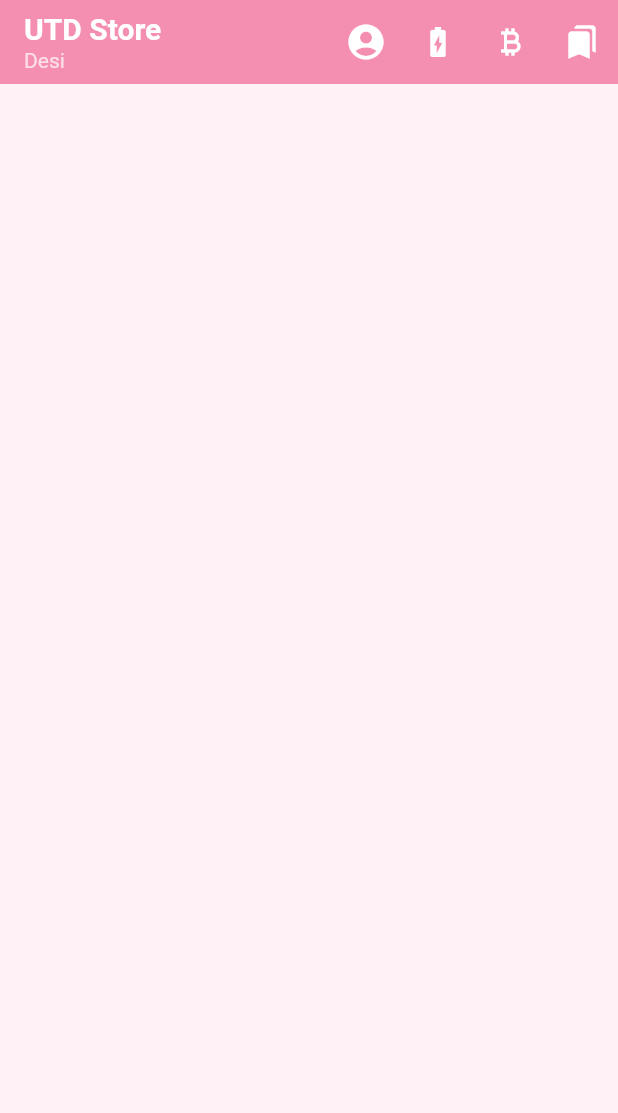
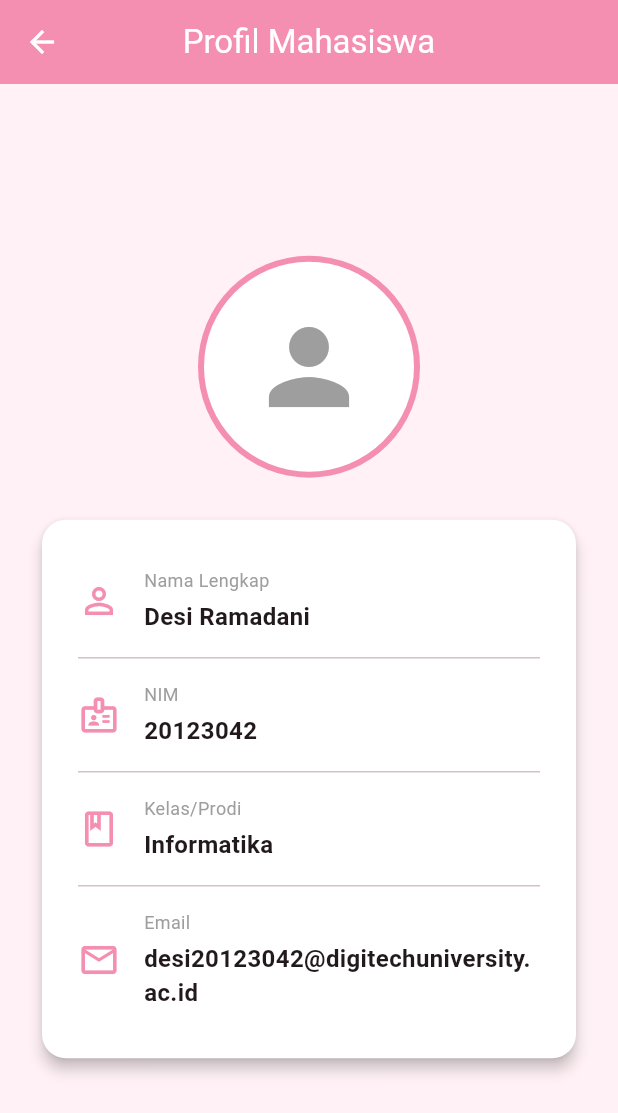
Before and after one commit to desiramadani-2004/utd_store_desi, a Flutter app: the screen it shows after launch, after a tap on the "account circle" icon, on a phone screen of 412 x 824 dp. Shown: the top 1113 px of the screen. Run offline on Flutter 3.47's test engine with Material 3 defaults, Android fonts, the phone set to English and light mode, and no system bars; our stand-ins replace dio, flutter_bloc, get_it, go_router, isar; accounts and stored records are empty; generated files the repository leaves out were written again; network calls fail.

Commit message:
feat: nambah fitur profile

```diff
--- a/lib/data/websocket_service.dart
+++ b/lib/data/websocket_service.dart
@@ -5,7 +5,7 @@ class WebSocketService {
   late WebSocketChannel _channel;
 
   void connect() {
-    // LINK RESMI DARI DOSEN (Wajib WSS, bukan HTTP/HTTPS)
+
     _channel = WebSocketChannel.connect(
       Uri.parse('wss://ws.coincap.io/prices?assets=bitcoin'),
     );
--- a/lib/presentation/crypto_page.dart
+++ b/lib/presentation/crypto_page.dart
@@ -50,7 +50,6 @@ class _CryptoPageState extends State<CryptoPage> {
         child: Column(
           mainAxisAlignment: MainAxisAlignment.center,
           children: [
-            // PERBAIKAN DI SINI: Tipe datanya kita ubah jadi String agar klop dengan service-nya!
             StreamBuilder<String>(
               stream: _wsService.priceStream,
               builder: (context, snapshot) {
@@ -64,7 +63,6 @@ class _CryptoPageState extends State<CryptoPage> {
                   return const Text('Menunggu data dari server...');
                 }
 
-                // Karena dari websocket_service sudah diekstrak jadi teks, kita langsung ambil aja:
                 final price = snapshot.data;
 
                 return Card(
@@ -81,7 +79,8 @@ class _CryptoPageState extends State<CryptoPage> {
                         const Text('Harga Bitcoin Real-time', style: TextStyle(color: Colors.grey)),
                         const SizedBox(height: 8),
 
-                        price == null
+                        // PERBAIKAN DI SINI: Tambahkan pengecekan kata "MENUNGGU"
+                        (price == null || price == "MENUNGGU")
                           ? const Column(
                               children: [
                                 SizedBox(height: 16),
@@ -118,6 +117,7 @@ class _CryptoPageState extends State<CryptoPage> {
                   _isCalculating = true;
                 });
 
+                // Jangan lupa angka 42 ini nanti diganti dengan 2 digit NIM akhir kamu ya!
                 int duaDigitNim = 42;
                 int result = await compute(calculateTax, duaDigitNim);
 
--- /dev/null
+++ b/lib/presentation/profile_page.dart
@@ -0,0 +1,104 @@
+import 'package:flutter/material.dart';
+
+class ProfilePage extends StatelessWidget {
+  const ProfilePage({super.key});
+
+  @override
+  Widget build(BuildContext context) {
+    return Scaffold(
+      backgroundColor: const Color(0xFFFFF1F5), // Latar pink muda
+      appBar: AppBar(
+        title: const Text('Profil Mahasiswa'),
+        backgroundColor: const Color(0xFFF48FB1),
+        foregroundColor: Colors.white,
+        centerTitle: true,
+      ),
+      body: Center(
+        child: SingleChildScrollView(
+          child: Column(
+            mainAxisAlignment: MainAxisAlignment.center,
+            children: [
+              // --- Foto Profil ---
+              Container(
+                padding: const EdgeInsets.all(4),
+                decoration: const BoxDecoration(
+                  color: Color(0xFFF48FB1),
+                  shape: BoxShape.circle,
+                ),
+                child: const CircleAvatar(
+                  radius: 70,
+                  backgroundColor: Colors.white,
+                  child: Icon(Icons.person, size: 80, color: Colors.grey),
+                ),
+              ),
+              const SizedBox(height: 24),
+
+              // --- Kartu Data Diri ---
+              Padding(
+                padding: const EdgeInsets.symmetric(horizontal: 24.0),
+                child: Card(
+                  color: Colors.white,
+                  elevation: 4,
+                  shape: RoundedRectangleBorder(
+                    borderRadius: BorderRadius.circular(16),
+                  ),
+                  child: const Padding(
+                    padding: EdgeInsets.all(24.0),
+                    child: Column(
+                      crossAxisAlignment: CrossAxisAlignment.start,
+                      children: [
+                        _ProfileItem(icon: Icons.person_outline, label: 'Nama Lengkap', value: 'Desi Ramadani'),
+                        Divider(),
+                        _ProfileItem(icon: Icons.badge_outlined, label: 'NIM', value: '20123042'),
+                        Divider(),
+                        _ProfileItem(icon: Icons.class_outlined, label: 'Kelas/Prodi', value: 'Informatika'),
+                        Divider(),
+                        _ProfileItem(icon: Icons.email_outlined, label: 'Email', value: 'desi20123042@digitechuniversity.ac.id'),
+                      ],
+                    ),
+                  ),
+                ),
+              ),
+            ],
+          ),
+        ),
+      ),
+    );
+  }
+}
+
+// Widget untuk merapikan baris data
+class _ProfileItem extends StatelessWidget {
+  final IconData icon;
+  final String label;
+  final String value;
+
+  const _ProfileItem({
+    required this.icon,
+    required this.label,
+    required this.value,
+  });
+
+  @override
+  Widget build(BuildContext context) {
+    return Padding(
+      padding: const EdgeInsets.symmetric(vertical: 8.0),
+      child: Row(
+        children: [
+          Icon(icon, color: const Color(0xFFF48FB1), size: 28),
+          const SizedBox(width: 16),
+          Expanded(
+            child: Column(
+              crossAxisAlignment: CrossAxisAlignment.start,
+              children: [
+                Text(label, style: const TextStyle(fontSize: 12, color: Colors.grey)),
+                const SizedBox(height: 4),
+                Text(value, style: const TextStyle(fontSize: 16, fontWeight: FontWeight.bold)),
+              ],
+            ),
+          ),
+        ],
+      ),
+    );
+  }
+}
```
Also changed, not shown: lib/presentation/home_page.dart (+15 -45 lines), 1 other file.
